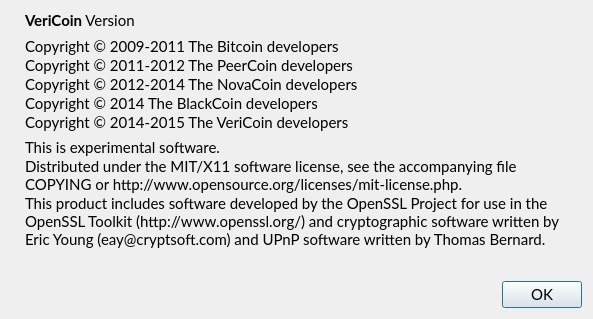
Above: src/qt/forms/aboutdialog.ui from VeriConomy/vericoin before the change. Below: the same form after it.
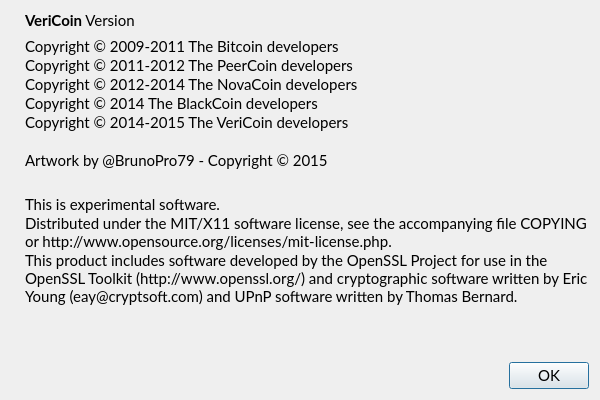
That is the form after the change. Icons and pictures are not drawn.

What changed in the file:
```diff
--- a/src/qt/forms/aboutdialog.ui
+++ b/src/qt/forms/aboutdialog.ui
@@ -6,8 +6,8 @@
    <rect>
     <x>0</x>
     <y>0</y>
-    <width>593</width>
-    <height>319</height>
+    <width>600</width>
+    <height>400</height>
    </rect>
   </property>
   <property name="font">
@@ -56,7 +56,7 @@
           <cursorShape>IBeamCursor</cursorShape>
          </property>
          <property name="text">
-          <string notr="true"> </string>
+          <string notr="true"/>
          </property>
          <property name="textInteractionFlags">
           <set>Qt::LinksAccessibleByMouse|Qt::TextSelectableByKeyboard|Qt::TextSelectableByMouse</set>
@@ -93,7 +93,10 @@
 Copyright © 2011-2012 The PeerCoin developers
 Copyright © 2012-2014 The NovaCoin developers
 Copyright © 2014 The BlackCoin developers
-Copyright © 2014-2015 The VeriCoin developers</string>
+Copyright © 2014-2015 The VeriCoin developers
+
+Artwork by @BrunoPro79 - Copyright © 2015
+</string>
        </property>
        <property name="textInteractionFlags">
         <set>Qt::LinksAccessibleByMouse|Qt::TextSelectableByKeyboard|Qt::TextSelectableByMouse</set>
```
